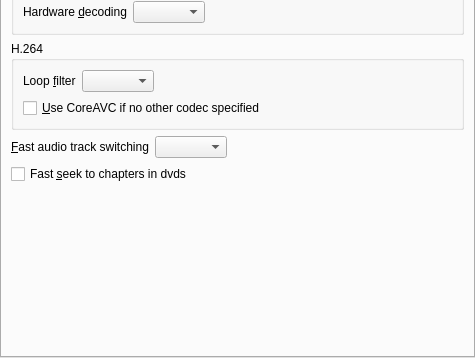
The window that src/prefperformance.ui (wilbert2000/wzplayer) describes before a commit, drawn with Qt 5; both pictures show x 0 to 475 and y 233 to 591 of the 475 by 591 pixel window.
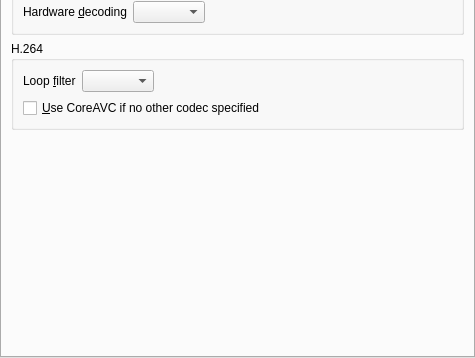
The same window after the commit. Custom widgets are drawn as their Qt base class.

Commit message:
Removed define SMART_DVD_CHAPTERS, fast_chapter_change, fast_audio_change
Audio and chapter changes are now always done fast

Diff of the .ui file:
```diff
--- a/src/prefperformance.ui
+++ b/src/prefperformance.ui
@@ -276,49 +276,6 @@
          </layout>
         </widget>
        </item>
-       <item>
-        <layout class="QHBoxLayout">
-         <property name="spacing">
-          <number>6</number>
-         </property>
-         <property name="margin">
-          <number>0</number>
-         </property>
-         <item>
-          <widget class="QLabel" name="label">
-           <property name="text">
-            <string>&amp;Fast audio track switching</string>
-           </property>
-           <property name="buddy">
-            <cstring>fast_audio_combo</cstring>
-           </property>
-          </widget>
-         </item>
-         <item>
-          <widget class="TristateCombo" name="fast_audio_combo"/>
-         </item>
-         <item>
-          <spacer>
-           <property name="orientation">
-            <enum>Qt::Horizontal</enum>
-           </property>
-           <property name="sizeHint" stdset="0">
-            <size>
-             <width>40</width>
-             <height>20</height>
-            </size>
-           </property>
-          </spacer>
-         </item>
-        </layout>
-       </item>
-       <item>
-        <widget class="QCheckBox" name="fast_chapter_check">
-         <property name="text">
-          <string>Fast &amp;seek to chapters in dvds</string>
-         </property>
-        </widget>
-       </item>
        <item>
         <spacer>
          <property name="orientation">
@@ -590,13 +547,6 @@
    </item>
   </layout>
  </widget>
- <customwidgets>
-  <customwidget>
-   <class>TristateCombo</class>
-   <extends>QComboBox</extends>
-   <header>tristatecombo.h</header>
-  </customwidget>
- </customwidgets>
  <tabstops>
   <tabstop>tabWidget</tabstop>
   <tabstop>priority_combo</tabstop>
```
Left out of the diff: 2 changed lines with no effect on the pictures. The commit also changes 8 other files.
